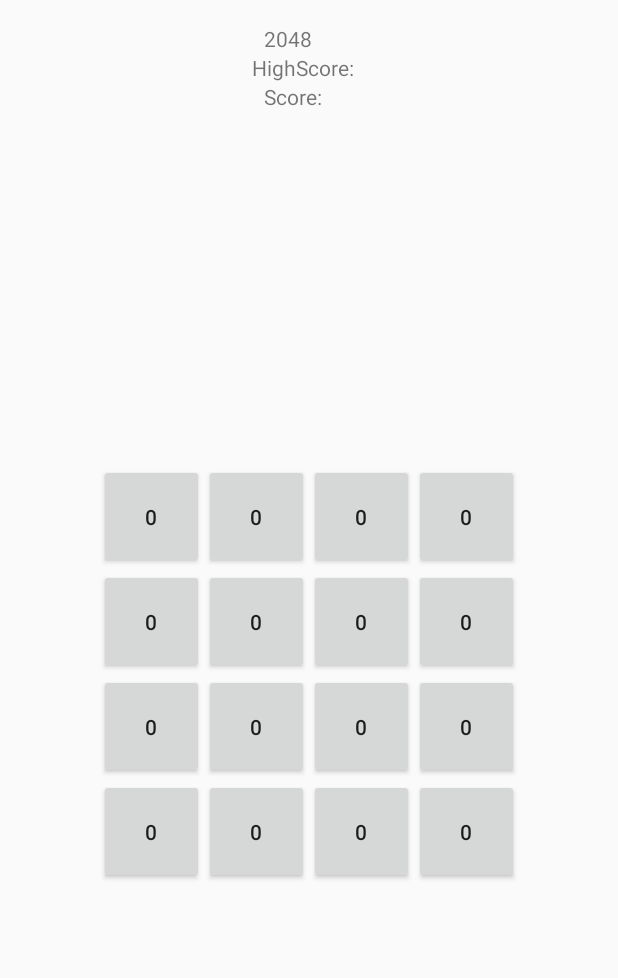
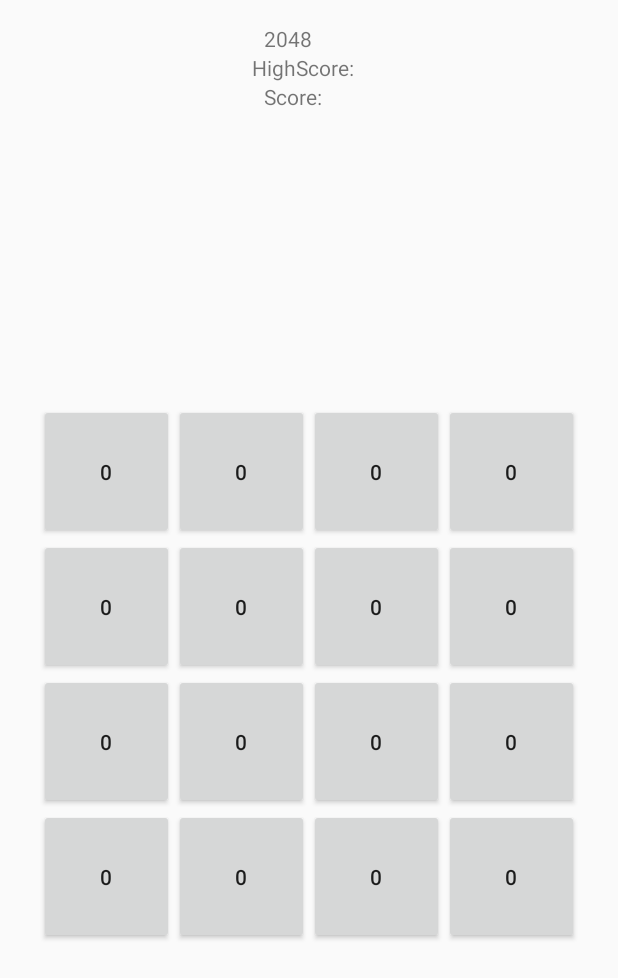
Before and after one commit to HarryAWoodworth/2048AndroidClone, an Android app: the screen it shows after launch (MainActivity), on a phone screen of 412 x 824 dp. Shown: the top 978 px of the screen. Run offline under Robolectric (Android 15) with nearby library versions, the phone set to English and light mode, and no system bars.

```diff
--- /dev/null
+++ b/app/src/main/java/com/example/a2048clone/Game.kt
@@ -0,0 +1,114 @@
+package com.example.a2048clone
+
+// Game is a singleton object that instantiates a Tile matrix.
+// Also has a method for assisting Tile movement.
+object Game
+{
+    // Matrix holding the Tiles
+    var matrix : Array< Array<Tile> >
+
+    // Initialize matrix
+    init
+    {
+        // Create Tiles
+        val t00 = Tile(0,0)
+        val t01 = Tile(0,1)
+        val t02 = Tile(0,2)
+        val t03 = Tile(0,3)
+        val t10 = Tile(1,0)
+        val t11 = Tile(1,1)
+        val t12 = Tile(1,2)
+        val t13 = Tile(1,3)
+        val t20 = Tile(2,0)
+        val t21 = Tile(2,1)
+        val t22 = Tile(2,2)
+        val t23 = Tile(2,3)
+        val t30 = Tile(3,0)
+        val t31 = Tile(3,1)
+        val t32 = Tile(3,2)
+        val t33 = Tile(3,3)
+
+        // Create rows
+        val row0 = arrayOf(t00,t01,t02,t03)
+        val row1 = arrayOf(t10,t11,t12,t13)
+        val row2 = arrayOf(t20,t21,t22,t23)
+        val row3 = arrayOf(t30,t31,t32,t33)
+
+        // Create matrix
+        matrix = arrayOf(row0,row1,row2,row3)
+    }
+
+    // Move the tile in a direction passed as an argument. The value of the previous tile before this
+    // one is passed in as well, or if there was no previous tile then it is the DEFAULT_VALUE.
+    // Calls Move() on the next tile as well, causing a chain reaction in the direction of the movement.
+    fun move(tile: Tile, direction : Direction, incomingValue : Int = 0)
+    {
+        // Calculate new value
+        tile.value += incomingValue
+
+        // UI Update
+
+        // Return if this tile has the default value
+        // Saves time going over empty tiles that don't need to move
+        if(tile.value == DEFAULT_VALUE) { return }
+
+        // Get next tile using direction
+        val nextTile = nextTile(tile, direction)
+
+        // Return if there is no tile to move to
+        // Based on Game.nextTile returning a bad Tile with -1 values if no Tile found
+        if(nextTile.coorX == -1) { return }
+
+        // Return if the tiles can't combine
+        if(nextTile.value != 0 && nextTile.value != tile.value) { return }
+
+        // Animate Go \\
+
+        // Save value to send to next tile and set this tile's value to the default value
+        val sentValue = tile.value
+        tile.value = DEFAULT_VALUE
+
+        // UI Update
+
+        // Animate Back \\
+
+        // Call move on the next tile
+        move(nextTile, direction, sentValue)
+    }
+
+    // Return the next tile from the matrix based on the previous tile
+    // Returns a tile with -1 coordinates and values if the tile passed in is
+    // and edge tile.
+    fun nextTile(tile: Tile, direction: Direction) : Tile
+    {
+        val newY : Int
+        val newX : Int
+
+        // Find the new coordinates of the Tile
+        when(direction)
+        {
+            Direction.LEFT -> {
+                newY = tile.coorY
+                newX = tile.coorX - 1
+            }
+            Direction.RIGHT -> {
+                newY = tile.coorY
+                newX = tile.coorX + 1
+            }
+            Direction.UP -> {
+                newY = tile.coorY - 1
+                newX = tile.coorX
+            }
+            Direction.DOWN -> {
+                newY = tile.coorY + 1
+                newX = tile.coorX
+            }
+        }
+
+        // Return bad Tile if the Tile is off the edge
+        if(newY > 3 || newY < 0 || newX > 3 || newX < 0) { return Tile(-1,-1,-1) }
+
+        // Return the valid Tile
+        return matrix[newY][newX]
+    }
+}
--- a/app/src/main/java/com/example/a2048clone/MainActivity.kt
+++ b/app/src/main/java/com/example/a2048clone/MainActivity.kt
@@ -5,6 +5,9 @@ import android.os.Bundle
 import android.view.View
 
 class MainActivity : AppCompatActivity() {
+
+    // Game singleton instance
+    val game = Game
 
     override fun onCreate(savedInstanceState: Bundle?) {
         super.onCreate(savedInstanceState)
--- /dev/null
+++ b/app/src/main/java/com/example/a2048clone/Tile.kt
@@ -0,0 +1,19 @@
+package com.example.a2048clone
+
+/**
+ * Tile class
+ * represents the spaces on the game board
+ * Keeps its coordinates and a current value (initialized to 0)
+ */
+
+// Default value of tile
+const val DEFAULT_VALUE = 0
+
+// Enum for swipe directions
+enum class Direction
+{
+    UP, DOWN, LEFT, RIGHT
+}
+
+// Tile holds coordinates and a value
+class Tile(val coorY: Int, val coorX: Int, var value: Int = DEFAULT_VALUE)
--- a/app/src/main/res/layout/activity_main.xml
+++ b/app/src/main/res/layout/activity_main.xml
@@ -10,10 +10,11 @@
     <LinearLayout
             android:orientation="vertical"
             android:layout_width="wrap_content"
-            android:layout_height="wrap_content" android:layout_marginTop="8dp"
-            app:layout_constraintTop_toTopOf="parent" app:layout_constraintStart_toStartOf="parent"
-            android:layout_marginLeft="8dp" android:layout_marginStart="8dp" app:layout_constraintEnd_toEndOf="parent"
-            android:layout_marginEnd="8dp" android:layout_marginRight="8dp" android:id="@+id/linearLayout">
+            android:layout_height="wrap_content"
+            app:layout_constraintStart_toStartOf="parent"
+            android:layout_marginStart="8dp" app:layout_constraintEnd_toEndOf="parent"
+            android:layout_marginEnd="8dp" android:id="@+id/linearLayout" android:layout_marginTop="8dp"
+            app:layout_constraintTop_toTopOf="parent">
         <TextView
                 android:text="2048"
                 android:layout_width="wrap_content"
@@ -55,24 +56,24 @@
                 android:layout_gravity="center">
             <Button
                     android:text="0"
-                    android:layout_width="70dp"
-                    android:layout_height="70dp" android:id="@+id/textView0" android:layout_weight="1"
+                    android:layout_width="90dp"
+                    android:layout_height="90dp" android:id="@+id/textView0" android:layout_weight="1"
                     android:layout_gravity="center"/>
             <Button
                     android:text="0"
-                    android:layout_width="70dp"
-                    android:layout_height="70dp" android:id="@+id/textView1" android:layout_weight="1"
+                    android:layout_width="90dp"
+                    android:layout_height="90dp" android:id="@+id/textView1" android:layout_weight="1"
                     android:layout_gravity="center"/>
             <Button
                     android:text="0"
-                    android:layout_width="70dp"
-                    android:layout_height="70dp" android:id="@+id/textView2" android:layout_weight="1"
+                    android:layout_width="90dp"
+                    android:layout_height="90dp" android:id="@+id/textView2" android:layout_weight="1"
                     android:layout_gravity="center"
             />
             <Button
                     android:text="0"
-                    android:layout_width="70dp"
-                    android:layout_height="70dp" android:id="@+id/textView3" android:layout_weight="1"
+                    android:layout_width="90dp"
+                    android:layout_height="90dp" android:id="@+id/textView3" android:layout_weight="1"
                     android:layout_gravity="center_vertical"/>
         </LinearLayout>
         <LinearLayout
@@ -82,20 +83,20 @@
                 android:layout_gravity="center">
             <Button
                     android:text="0"
-                    android:layout_width="70dp"
-                    android:layout_height="70dp" android:id="@+id/textView4" android:layout_weight="1"/>
+                    android:layout_width="90dp"
+                    android:layout_height="90dp" android:id="@+id/textView4" android:layout_weight="1"/>
             <Button
                     android:text="0"
-                    android:layout_width="70dp"
-                    android:layout_height="70dp" android:id="@+id/textView5" android:layout_weight="1"/>
+                    android:layout_width="90dp"
+                    android:layout_height="90dp" android:id="@+id/textView5" android:layout_weight="1"/>
             <Button
                     android:text="0"
-                    android:layout_width="70dp"
-                    android:layout_height="70dp" android:id="@+id/textView6" android:layout_weight="1"/>
+                    android:layout_width="90dp"
+                    android:layout_height="90dp" android:id="@+id/textView6" android:layout_weight="1"/>
             <Button
                     android:text="0"
-                    android:layout_width="70dp"
-                    android:layout_height="70dp" android:id="@+id/textView7" android:layout_weight="1"/>
+                    android:layout_width="90dp"
+                    android:layout_height="90dp" android:id="@+id/textView7" android:layout_weight="1"/>
         </LinearLayout>
         <LinearLayout
                 android:orientation="horizontal"
@@ -104,20 +105,20 @@
                 android:layout_gravity="center">
             <Button
                     android:text="0"
-                    android:layout_width="70dp"
-                    android:layout_height="70dp" android:id="@+id/textView8" android:layout_weight="1"/>
+                    android:layout_width="90dp"
+                    android:layout_height="90dp" android:id="@+id/textView8" android:layout_weight="1"/>
             <Button
                     android:text="0"
-                    android:layout_width="70dp"
-                    android:layout_height="70dp" android:id="@+id/textView9" android:layout_weight="1"/>
+                    android:layout_width="90dp"
+                    android:layout_height="90dp" android:id="@+id/textView9" android:layout_weight="1"/>
             <Button
                     android:text="0"
-                    android:layout_width="70dp"
-                    android:layout_height="70dp" android:id="@+id/textView10" android:layout_weight="1"/>
+                    android:layout_width="90dp"
+                    android:layout_height="90dp" android:id="@+id/textView10" android:layout_weight="1"/>
             <Button
                     android:text="0"
-                    android:layout_width="70dp"
-                    android:layout_height="70dp" android:id="@+id/textView11" android:layout_weight="1"/>
+                    android:layout_width="90dp"
+                    android:layout_height="90dp" android:id="@+id/textView11" android:layout_weight="1"/>
         </LinearLayout>
         <LinearLayout
                 android:orientation="horizontal"
@@ -126,20 +127,20 @@
                 android:layout_gravity="center">
             <Button
                     android:text="0"
-                    android:layout_width="70dp"
-                    android:layout_height="70dp" android:id="@+id/textView12" android:layout_weight="1"/>
+                    android:layout_width="90dp"
+                    android:layout_height="90dp" android:id="@+id/textView12" android:layout_weight="1"/>
             <Button
                     android:text="0"
-                    android:layout_width="70dp"
-                    android:layout_height="70dp" android:id="@+id/textView13" android:layout_weight="1"/>
+                    android:layout_width="90dp"
+                    android:layout_height="90dp" android:id="@+id/textView13" android:layout_weight="1"/>
             <Button
                     android:text="0"
-                    android:layout_width="70dp"
-                    android:layout_height="70dp" android:id="@+id/textView14" android:layout_weight="1"/>
+                    android:layout_width="90dp"
+                    android:layout_height="90dp" android:id="@+id/textView14" android:layout_weight="1"/>
             <Button
                     android:text="0"
-                    android:layout_width="70dp"
-                    android:layout_height="70dp" android:id="@+id/textView15" android:layout_weight="1"/>
+                    android:layout_width="90dp"
+                    android:layout_height="90dp" android:id="@+id/textView15" android:layout_weight="1"/>
         </LinearLayout>
 
     </LinearLayout>
--- /dev/null
+++ b/settings.gradle
@@ -0,0 +1 @@
+include ':app'
```
Also changed, not shown: build.gradle (added, +28 -0 lines), gradle.properties (added, +15 -0 lines), gradle/wrapper/gradle-wrapper.properties (added), 3 other files.
